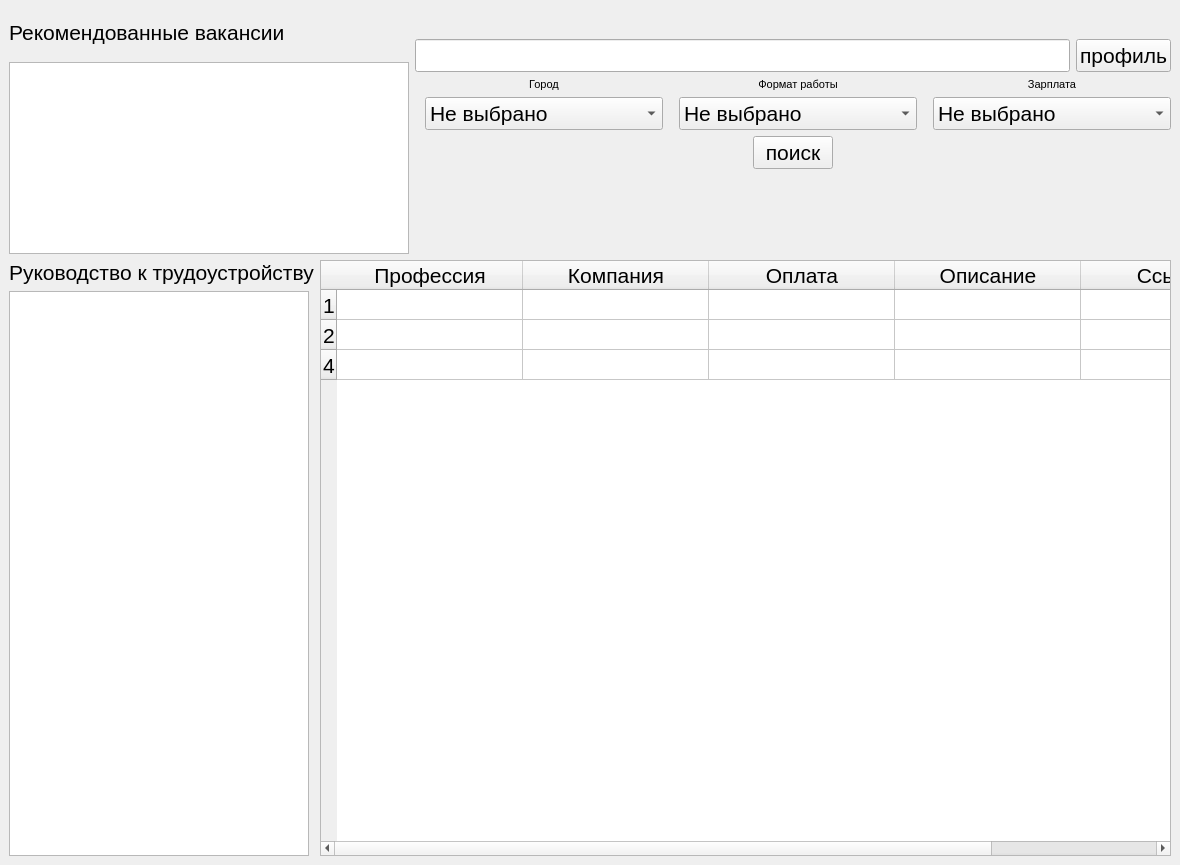
Old version of the form main_win.ui in the repository Yorshik/ITMO-Tinkoff-project.
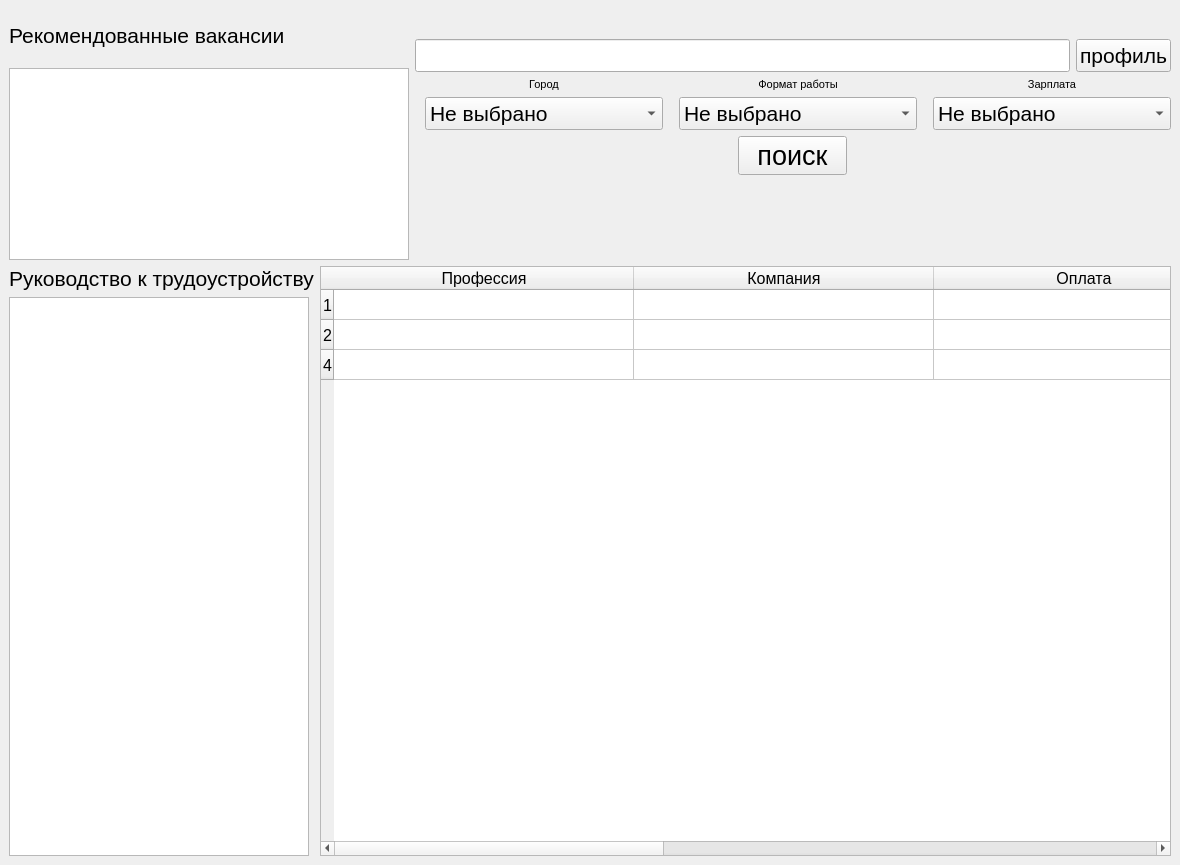
New version of the form.

The edit to the form file:
```diff
--- a/main_win.ui
+++ b/main_win.ui
@@ -52,8 +52,8 @@
            <string>&lt;!DOCTYPE HTML PUBLIC &quot;-//W3C//DTD HTML 4.0//EN&quot; &quot;http://www.w3.org/TR/REC-html40/strict.dtd&quot;&gt;
 &lt;html&gt;&lt;head&gt;&lt;meta name=&quot;qrichtext&quot; content=&quot;1&quot; /&gt;&lt;style type=&quot;text/css&quot;&gt;
 p, li { white-space: pre-wrap; }
-&lt;/style&gt;&lt;/head&gt;&lt;body style=&quot; font-family:'MS Shell Dlg 2'; font-size:7.8pt; font-weight:400; font-style:normal;&quot;&gt;
-&lt;p style=&quot;-qt-paragraph-type:empty; margin-top:0px; margin-bottom:0px; margin-left:0px; margin-right:0px; -qt-block-indent:0; text-indent:0px; font-size:16pt;&quot;&gt;&lt;br /&gt;&lt;/p&gt;&lt;/body&gt;&lt;/html&gt;</string>
+&lt;/style&gt;&lt;/head&gt;&lt;body style=&quot; font-family:'MS Shell Dlg 2'; font-size:16pt; font-weight:400; font-style:normal;&quot;&gt;
+&lt;p style=&quot;-qt-paragraph-type:empty; margin-top:0px; margin-bottom:0px; margin-left:0px; margin-right:0px; -qt-block-indent:0; text-indent:0px;&quot;&gt;&lt;br /&gt;&lt;/p&gt;&lt;/body&gt;&lt;/html&gt;</string>
           </property>
          </widget>
         </item>
@@ -336,11 +336,11 @@
             </property>
             <property name="font">
              <font>
-              <pointsize>16</pointsize>
+              <pointsize>20</pointsize>
              </font>
             </property>
             <property name="text">
-             <string>поиск</string>
+             <string>  поиск  </string>
             </property>
            </widget>
           </item>
@@ -413,6 +413,11 @@
       </item>
       <item>
        <widget class="QTableWidget" name="vacancy_table">
+        <property name="font">
+         <font>
+          <pointsize>12</pointsize>
+         </font>
+        </property>
         <property name="layoutDirection">
          <enum>Qt::LeftToRight</enum>
         </property>
@@ -420,7 +425,7 @@
          <bool>false</bool>
         </property>
         <attribute name="horizontalHeaderDefaultSectionSize">
-         <number>186</number>
+         <number>300</number>
         </attribute>
         <attribute name="horizontalHeaderMinimumSectionSize">
          <number>39</number>
```
